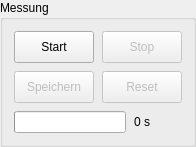
Above: gmcounter/pyqt/measurement_panel.ui from cckssr/gmcounter before the change. Below: the same form after it.
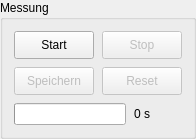
That is the form after the change.

The edit to the form file:
```diff
--- a/gmcounter/pyqt/measurement_panel.ui
+++ b/gmcounter/pyqt/measurement_panel.ui
@@ -31,7 +31,7 @@
      <property name="minimumSize">
       <size>
        <width>0</width>
-       <height>32</height>
+       <height>28</height>
       </size>
      </property>
      <property name="toolTip">
@@ -62,7 +62,7 @@
      <property name="minimumSize">
       <size>
        <width>0</width>
-       <height>32</height>
+       <height>28</height>
       </size>
      </property>
      <property name="toolTip">
@@ -93,7 +93,7 @@
      <property name="minimumSize">
       <size>
        <width>0</width>
-       <height>32</height>
+       <height>28</height>
       </size>
      </property>
      <property name="toolTip">
@@ -121,7 +121,7 @@
      <property name="minimumSize">
       <size>
        <width>0</width>
-       <height>32</height>
+       <height>28</height>
       </size>
      </property>
      <property name="toolTip">
```
